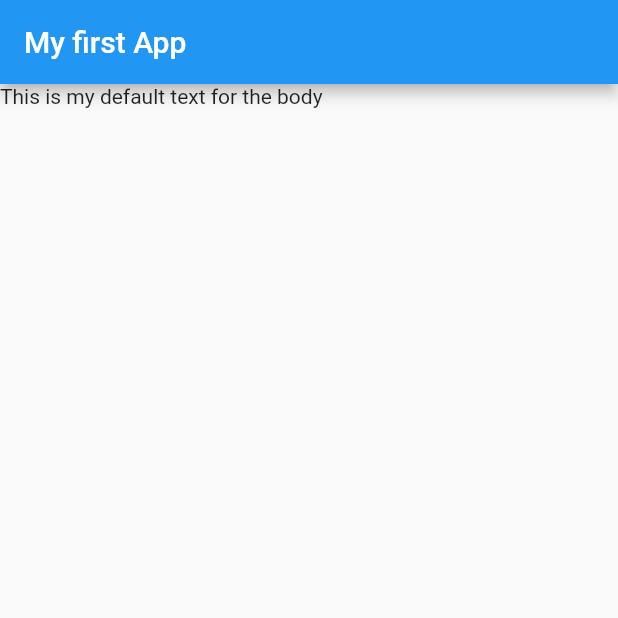
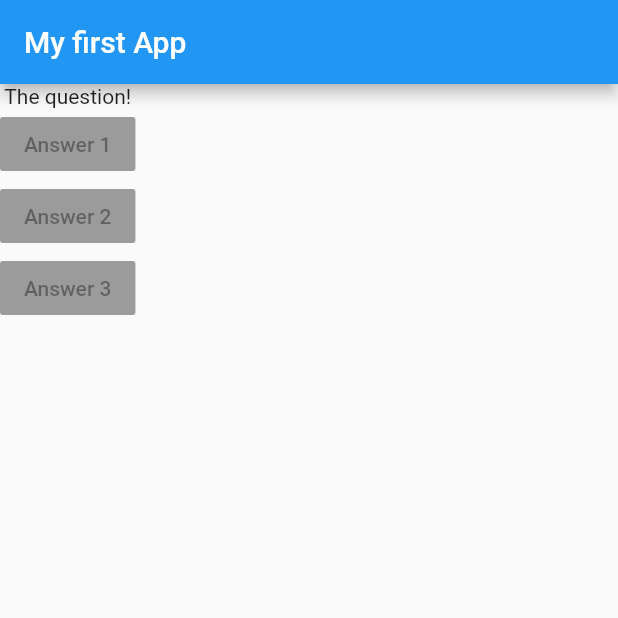
Before and after one commit to Jitgitbit/flutter_exercise_one, a Flutter app: the screen it shows after launch, on a phone screen of 412 x 824 dp, the top half of it. Run offline on Flutter 3.47's test engine with Material 2 defaults, Android fonts, the phone set to English and light mode, and no system bars.

Commit message:
Adding Layout Widgets

```diff
--- a/lib/main.dart
+++ b/lib/main.dart
@@ -8,11 +8,19 @@ class MyApp extends StatelessWidget {
 
   @override
   Widget build(BuildContext context) {
+
+    var questions = ['What\'s your favorite color?', 'Do you like trains?'];
+
     return MaterialApp(home: Scaffold(
       appBar: AppBar(
         title: Text('My first App'),
       ),
-      body: Text('This is my default text for the body'),
+      body: Column(children: [
+        Text('The question!'),
+        RaisedButton(child: Text('Answer 1'), onPressed: null,),
+        RaisedButton(child: Text('Answer 2'), onPressed: null,),
+        RaisedButton(child: Text('Answer 3'), onPressed: null,),
+      ],),
     ),);
 
   }
```
